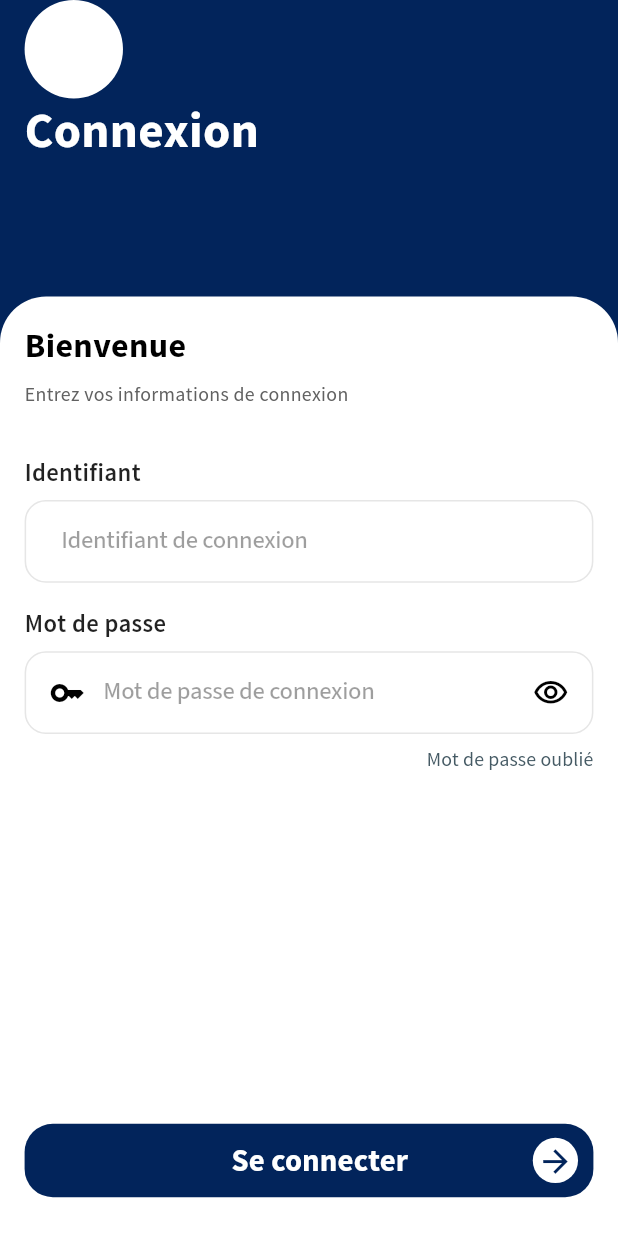
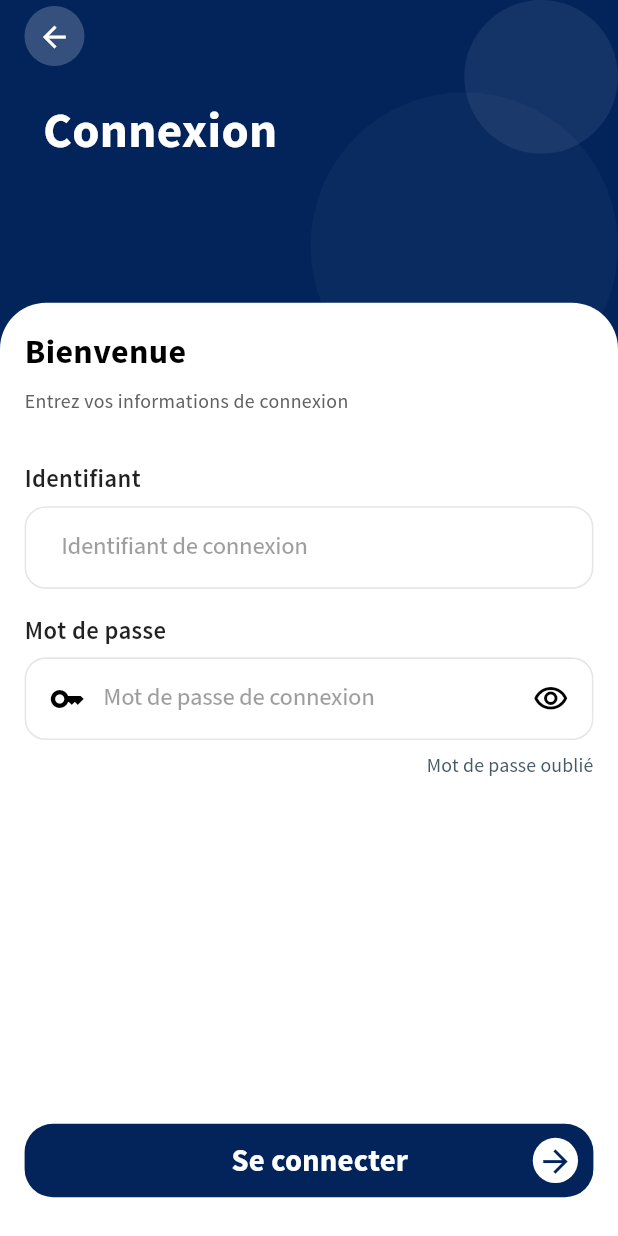
Before and after one commit to Ridiscus/Mae_IMO, a Flutter app: the screen it shows after launch, after a tap on an icon or button, on a phone screen of 412 x 824 dp. Run offline on Flutter 3.47's test engine with Material 3 defaults, Android fonts, the phone set to English and light mode, and no system bars; drawn by our look-alikes of toastification; our stand-ins replace dio, equatable, firebase_core, flutter_bloc, flutter_screenutil, flutter_svg and 7 more; missing offline and left inert: encrypt; accounts and stored records are empty; statements that could not run were skipped.

Commit message:
Feat: Création du composant IllustrationHeader pour les éléments décoratifs d'en-tête

```diff
--- a/lib/presentation/agent/pages/home_agent_page.dart
+++ b/lib/presentation/agent/pages/home_agent_page.dart
@@ -80,13 +80,18 @@ class _HomeAgentPageState extends State<HomeAgentPage> {
           bottomRight: Radius.circular(20.r),
         ),
       ),
-      child: SafeArea(
-        child: Column(
-          crossAxisAlignment: CrossAxisAlignment.start,
-          children: [
-            Container(
+      child: Stack(
+        children: [
+          // Ajout des illustrations décoratives
+          IllustrationHeader(
+            color: Colors.white,
+            primaryAlpha: 0.07,
+            secondaryAlpha: 0.03,
+          ),
+
+          SafeArea(
+            child: SizedBox(
               width: double.infinity,
-              color: AppColors.primary,
               child: Row(
                 mainAxisAlignment: MainAxisAlignment.spaceBetween,
                 children: [
@@ -116,8 +121,8 @@ class _HomeAgentPageState extends State<HomeAgentPage> {
                 ],
               ),
             ),
-          ],
-        ),
+          ),
+        ],
       ),
     );
   }
--- a/lib/presentation/auth/pages/forget_passord_page.dart
+++ b/lib/presentation/auth/pages/forget_passord_page.dart
@@ -82,7 +82,7 @@ class _ForgetPasswordPageState extends State<ForgetPasswordPage> {
                 color: Colors.black87,
               ).sourceSansProSemiBold,
         ),
-       SizedBox(height: 8.h),
+        SizedBox(height: 8.h),
         CustomInputTextFactory.createTextInput(
           controller: controller,
           hintText: hintText,
--- /dev/null
+++ b/lib/shared/widgets/illustration_header.dart
@@ -0,0 +1,52 @@
+part of 'index.dart';
+
+/// Un composant pour afficher des illustrations décoratives d'arrière-plan
+/// dans les en-têtes d'écrans, comme des cercles ou formes géométriques.
+class IllustrationHeader extends StatelessWidget {
+  /// La couleur de base des illustrations
+  final Color color;
+
+  /// L'opacité des éléments principaux
+  final double primaryAlpha;
+
+  /// L'opacité des éléments secondaires
+  final double secondaryAlpha;
+
+  /// Indique si les illustrations doivent être affichées à droite ou à gauche
+  final bool alignRight;
+
+  const IllustrationHeader({
+    super.key,
+    this.color = Colors.white,
+    this.primaryAlpha = 0.07,
+    this.secondaryAlpha = 0.03,
+    this.alignRight = true,
+  });
+
+  @override
+  Widget build(BuildContext context) {
+    return Stack(
+      clipBehavior: Clip.none,
+      children: [
+        Positioned(
+          top: 0,
+          right: alignRight ? 0 : null,
+          left: alignRight ? null : 0,
+          child: CircleAvatar(
+            backgroundColor: color.withValues(alpha: primaryAlpha),
+            radius: 50.sp,
+          ),
+        ),
+        Positioned(
+          top: 60.sp,
+          right: alignRight ? 0 : null,
+          left: alignRight ? null : 0,
+          child: CircleAvatar(
+            backgroundColor: color.withValues(alpha: secondaryAlpha),
+            radius: 100.sp,
+          ),
+        ),
+      ],
+    );
+  }
+}
--- a/lib/shared/widgets/index.dart
+++ b/lib/shared/widgets/index.dart
@@ -28,9 +28,12 @@ part 'custom_input_text.dart';
 part 'custom_scaffold.dart';
 part 'custom_spacer.dart';
 part 'custom_tag.dart';
+part 'latyout/form_with_header_layout.dart';
+part 'back_button.dart';
 part 'property_card.dart';
 part 'spacer_platform.dart';
 part 'scaffold_with_bottom_nav.dart';
-part 'latyout/form_with_header_layout.dart';
 part 'pagination_dot.dart';
-part 'back_button.dart';
+
+// Widgets exportés directement (non-part)
+part 'illustration_header.dart';
--- a/lib/shared/widgets/latyout/form_with_header_layout.dart
+++ b/lib/shared/widgets/latyout/form_with_header_layout.dart
@@ -50,29 +50,22 @@ class FormWithHeaderLayout extends StatelessWidget {
   /// Builds the colored header section with a back button and title.
   Widget _buildHeader(BuildContext context) {
     return Container(
-      padding: EdgeInsets.only(left: 16.sp, right: 16.sp, bottom: 24.sp),
       width: double.infinity,
       color: AppColors.primary,
       child: Stack(
         children: [
-          Positioned(
-            top: 0,
-            left: 0,
-            child: CircleAvatar(
-              backgroundColor: Colors.white,
-              radius: 32.sp,
-
-            ),
-          ),
-
           Positioned.fill(
+            left: 12.sp,
+            right: 12.sp,
             child: SafeArea(
               child: Column(
                 crossAxisAlignment: CrossAxisAlignment.start,
                 children: [
                   CircularBackButton(onPressed: onBackPressed),
                   CustomSpacer(),
-                  Text(
+                  Padding(
+                    padding: EdgeInsets.symmetric(horizontal: 16.sp),
+                    child: Text(
                       headerTitle,
                       style:
                           TextStyle(
@@ -81,9 +74,18 @@ class FormWithHeaderLayout extends StatelessWidget {
                             color: Colors.white,
                           ).sourceSansProBold,
                     ),
+                  ),
                 ],
               ),
             ),
+          ),
+
+          // Utiliser le nouveau composant IllustrationHeader
+          IllustrationHeader(
+            color: Colors.white,
+            primaryAlpha: 0.07,
+            secondaryAlpha: 0.03,
+            alignRight: true,
           ),
         ],
       ),
@@ -94,7 +96,7 @@ class FormWithHeaderLayout extends StatelessWidget {
   Widget _buildFormContainer(BuildContext context) {
     return Container(
       width: double.infinity,
-      margin: EdgeInsets.only(top: 16.sp),
+      margin: EdgeInsets.only(top: 20.sp),
       decoration: BoxDecoration(
         color: contentColor ?? Colors.white,
         borderRadius: BorderRadius.only(
@@ -102,7 +104,7 @@ class FormWithHeaderLayout extends StatelessWidget {
           topRight: Radius.circular(30.sp),
         ),
       ),
-      padding: this.padding ?? EdgeInsets.all(16.sp),
+      padding: padding ?? EdgeInsets.all(16.sp),
       child: LayoutBuilder(
         builder: (context, constraints) {
           return SingleChildScrollView(
--- a/lib/shared/widgets/property_card.dart
+++ b/lib/shared/widgets/property_card.dart
@@ -86,7 +86,7 @@ class _PropertyCardState extends State<PropertyCard> {
               crossAxisAlignment: CrossAxisAlignment.start,
               children: [
                 Text(
-                  property.title,
+                  widget.property.title,
                   style: TextStyle(
                     fontSize: 15.sp,
                     fontWeight: FontWeight.bold,
```
Lines whose indentation alone changed are shown as unchanged.
